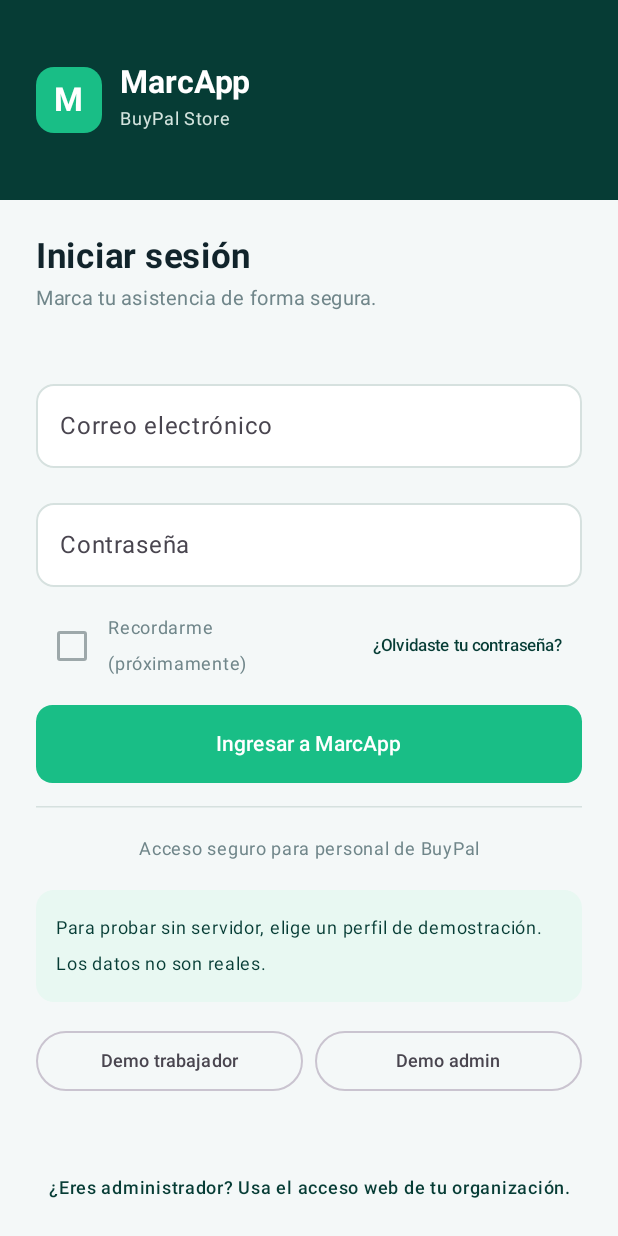
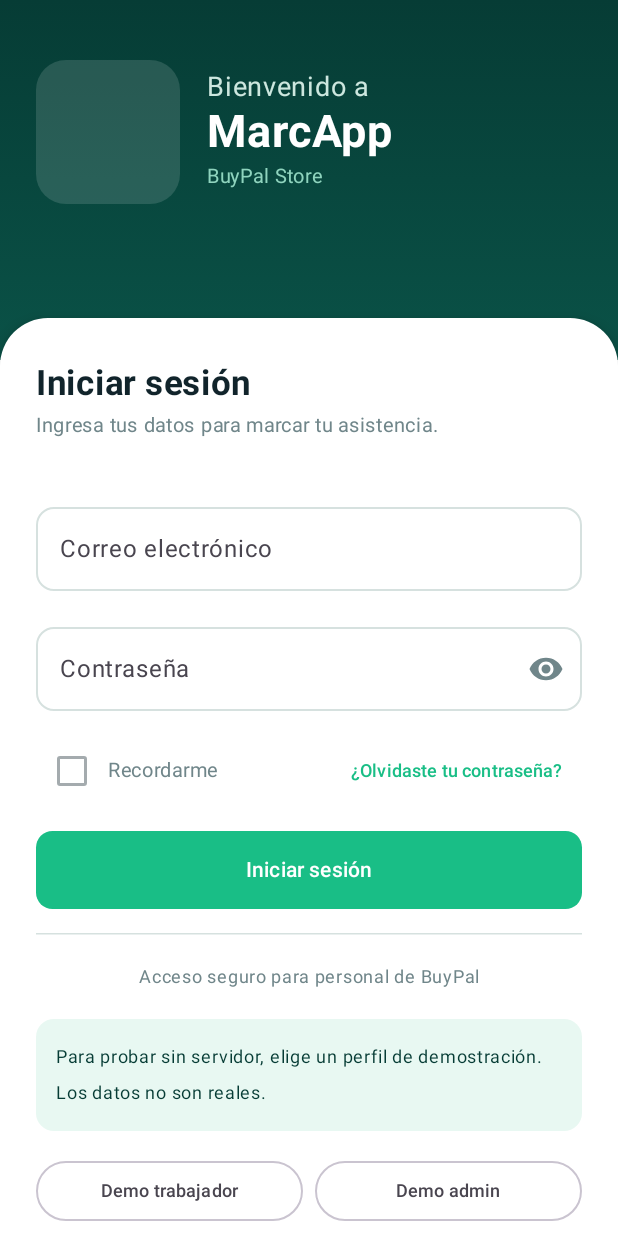
Before and after one commit to YazidChahua/MarcApp, an Android app built with Jetpack Compose: the screen it shows after launch (MainActivity), on a phone screen of 412 x 824 dp. Run offline under Robolectric (Android 15) with nearby library versions, the phone set to English and light mode, and no system bars.

Commit message:
Update LoginScreen.kt

```diff
--- a/app/src/main/java/com/marcapp/app/feature/auth/LoginScreen.kt
+++ b/app/src/main/java/com/marcapp/app/feature/auth/LoginScreen.kt
@@ -6,15 +6,20 @@ import androidx.compose.foundation.rememberScrollState
 import androidx.compose.foundation.shape.RoundedCornerShape
 import androidx.compose.foundation.text.KeyboardOptions
 import androidx.compose.foundation.verticalScroll
+import androidx.compose.material.icons.Icons
+import androidx.compose.material.icons.filled.Visibility
+import androidx.compose.material.icons.filled.VisibilityOff
 import androidx.compose.material3.*
 import androidx.compose.runtime.*
 import androidx.compose.runtime.saveable.rememberSaveable
 import androidx.compose.ui.Alignment
 import androidx.compose.ui.Modifier
+import androidx.compose.ui.graphics.Brush
 import androidx.compose.ui.graphics.Color
 import androidx.compose.ui.text.font.FontWeight
 import androidx.compose.ui.text.input.KeyboardType
 import androidx.compose.ui.text.input.PasswordVisualTransformation
+import androidx.compose.ui.text.input.VisualTransformation
 import androidx.compose.ui.text.style.TextAlign
 import androidx.compose.ui.tooling.preview.Preview
 import androidx.compose.ui.unit.dp
@@ -31,50 +36,160 @@ fun LoginScreen(
 ) {
     var correo by rememberSaveable { mutableStateOf("") }
     var clave by rememberSaveable { mutableStateOf("") }
+    var verClave by rememberSaveable { mutableStateOf(false) }
     var recordar by rememberSaveable { mutableStateOf(false) }
     var recuperar by rememberSaveable { mutableStateOf(false) }
 
-    Column(Modifier.fillMaxSize().background(MarcAppColors.Fondo).verticalScroll(rememberScrollState())) {
-        Row(Modifier.fillMaxWidth().height(133.dp).background(MarcAppColors.VerdeOscuro)
-            .padding(24.dp), verticalAlignment = Alignment.CenterVertically) {
-            // Lugar reservado para el logo definitivo de MarcApp.
-            Box(Modifier.size(44.dp).background(MarcAppColors.VerdeAccion, RoundedCornerShape(12.dp)),
-                contentAlignment = Alignment.Center) {
-                Text("M", color = Color.White, fontWeight = FontWeight.Bold, fontSize = 22.sp)
-            }
-            Spacer(Modifier.width(12.dp))
+    Column(
+        Modifier
+            .fillMaxSize()
+            .background(MarcAppColors.Fondo)
+            .verticalScroll(rememberScrollState())
+    ) {
+        // ----------------------------------------------------------------
+        // CABECERA (zona superior tipo "hero").
+        // Aquí irá la imagen de bienvenida más adelante: el recuadro de la
+        // izquierda está reservado y vacío a propósito. Cuando Luis decida
+        // qué foto poner, se reemplaza el Box "RESERVADO PARA IMAGEN".
+        // ----------------------------------------------------------------
+        Box(
+            Modifier
+                .fillMaxWidth()
+                .height(240.dp)
+                .background(
+                    Brush.verticalGradient(
+                        listOf(MarcAppColors.VerdeOscuro, Color(0xFF0A5247))
+                    )
+                )
+        ) {
+            Row(
+                Modifier
+                    .fillMaxWidth()
+                    .padding(start = 24.dp, end = 24.dp, top = 40.dp),
+                verticalAlignment = Alignment.CenterVertically
+            ) {
+                // --- RESERVADO PARA IMAGEN (por ahora vacío) ---
+                Box(
+                    Modifier
+                        .size(96.dp)
+                        .background(Color(0x22FFFFFF), RoundedCornerShape(20.dp))
+                )
+                Spacer(Modifier.width(18.dp))
                 Column {
-                Text("MarcApp", color = Color.White, fontSize = 21.sp, fontWeight = FontWeight.Bold)
-                Text("BuyPal Store", color = Color(0xFFD3E4DE), fontSize = 12.sp)
+                    Text("Bienvenido a", color = Color(0xFFCDE7DF), fontSize = 18.sp)
+                    Text(
+                        "MarcApp",
+                        color = Color.White,
+                        fontSize = 30.sp,
+                        fontWeight = FontWeight.Bold
+                    )
+                    Text("BuyPal Store", color = Color(0xFF8FD4BE), fontSize = 13.sp)
                 }
             }
-        Column(Modifier.fillMaxWidth().padding(24.dp), verticalArrangement = Arrangement.spacedBy(15.dp)) {
-            TituloSeccion(if (recuperar) "Recuperar contraseña" else "Iniciar sesión",
-                if (recuperar) "La recuperación estará disponible al integrar el servicio de correo." else "Marca tu asistencia de forma segura.")
-            Spacer(Modifier.height(6.dp))
+        }
+
+        // ----------------------------------------------------------------
+        // TARJETA DE CONTENIDO (se superpone a la cabecera con esquinas
+        // superiores redondeadas, como en el modelo de referencia).
+        // ----------------------------------------------------------------
+        Surface(
+            modifier = Modifier
+                .fillMaxWidth()
+                .offset(y = (-28).dp),
+            color = Color.White,
+            shape = RoundedCornerShape(topStart = 32.dp, topEnd = 32.dp),
+            shadowElevation = 6.dp
+        ) {
+            Column(
+                Modifier
+                    .fillMaxWidth()
+                    .padding(start = 24.dp, end = 24.dp, top = 30.dp, bottom = 28.dp),
+                verticalArrangement = Arrangement.spacedBy(16.dp)
+            ) {
+                TituloSeccion(
+                    if (recuperar) "Recuperar contraseña" else "Iniciar sesión",
+                    if (recuperar) "La recuperación estará disponible al integrar el servicio de correo."
+                    else "Ingresa tus datos para marcar tu asistencia."
+                )
+                Spacer(Modifier.height(2.dp))
+
                 CampoTexto("Correo electrónico", correo, { correo = it })
+
                 if (!recuperar) {
-                OutlinedTextField(value = clave, onValueChange = { clave = it },
-                    label = { Text("Contraseña") }, modifier = Modifier.fillMaxWidth(), singleLine = true,
-                    visualTransformation = PasswordVisualTransformation(),
+                    // --- Contraseña con ojito para mostrar / ocultar ---
+                    OutlinedTextField(
+                        value = clave,
+                        onValueChange = { clave = it },
+                        label = { Text("Contraseña") },
+                        modifier = Modifier.fillMaxWidth(),
+                        singleLine = true,
+                        visualTransformation = if (verClave) VisualTransformation.None
+                        else PasswordVisualTransformation(),
                         keyboardOptions = KeyboardOptions(keyboardType = KeyboardType.Password),
                         shape = RoundedCornerShape(12.dp),
-                    colors = OutlinedTextFieldDefaults.colors(focusedBorderColor = MarcAppColors.VerdeAccion,
+                        trailingIcon = {
+                            IconButton(onClick = { verClave = !verClave }) {
+                                Icon(
+                                    imageVector = if (verClave) Icons.Default.VisibilityOff
+                                    else Icons.Default.Visibility,
+                                    contentDescription = if (verClave) "Ocultar contraseña"
+                                    else "Mostrar contraseña",
+                                    tint = MarcAppColors.Secundario
+                                )
+                            }
+                        },
+                        colors = OutlinedTextFieldDefaults.colors(
+                            focusedBorderColor = MarcAppColors.VerdeAccion,
                             unfocusedBorderColor = MarcAppColors.Borde,
-                        focusedContainerColor = Color.White, unfocusedContainerColor = Color.White))
+                            focusedContainerColor = Color.White,
+                            unfocusedContainerColor = Color.White
+                        )
+                    )
+
+                    // --- Recuérdame + ¿Olvidaste tu contraseña? ---
                     Row(verticalAlignment = Alignment.CenterVertically) {
-                    Checkbox(checked = recordar, onCheckedChange = { recordar = it }, enabled = false,
-                        colors = CheckboxDefaults.colors(checkedColor = MarcAppColors.VerdeAccion))
-                    Text("Recordarme (próximamente)", Modifier.weight(1f), fontSize = 12.sp, color = MarcAppColors.Secundario)
-                    TextButton(onClick = { recuperar = true }) { Text("¿Olvidaste tu contraseña?", fontSize = 11.sp) }
+                        Checkbox(
+                            checked = recordar,
+                            onCheckedChange = { recordar = it },
+                            enabled = false,
+                            colors = CheckboxDefaults.colors(checkedColor = MarcAppColors.VerdeAccion)
+                        )
+                        Text(
+                            "Recordarme",
+                            Modifier.weight(1f),
+                            fontSize = 13.sp,
+                            color = MarcAppColors.Secundario
+                        )
+                        TextButton(onClick = { recuperar = true }) {
+                            Text(
+                                "¿Olvidaste tu contraseña?",
+                                fontSize = 12.sp,
+                                color = MarcAppColors.VerdeAccion,
+                                fontWeight = FontWeight.SemiBold
+                            )
                         }
+                    }
+
                     if (estado.error != null) Aviso(estado.error, true)
-                BotonPrincipal("Ingresar a MarcApp", { onLogin(correo, clave) },
-                    Modifier.fillMaxWidth(), habilitado = !estado.cargando)
+
+                    BotonPrincipal(
+                        "Iniciar sesión",
+                        { onLogin(correo, clave) },
+                        Modifier.fillMaxWidth(),
+                        habilitado = !estado.cargando
+                    )
                     if (estado.cargando) LinearProgressIndicator(Modifier.fillMaxWidth())
+
                     Separador()
-                Text("Acceso seguro para personal de BuyPal", Modifier.fillMaxWidth(),
-                    textAlign = TextAlign.Center, fontSize = 12.sp, color = MarcAppColors.Secundario)
+
+                    Text(
+                        "Acceso seguro para personal de BuyPal",
+                        Modifier.fillMaxWidth(),
+                        textAlign = TextAlign.Center,
+                        fontSize = 12.sp,
+                        color = MarcAppColors.Secundario
+                    )
+
                     Aviso("Para probar sin servidor, elige un perfil de demostración. Los datos no son reales.")
                     Row(horizontalArrangement = Arrangement.spacedBy(8.dp)) {
                         OutlinedButton(onClick = { onDemo(Rol.TRABAJADOR) }, modifier = Modifier.weight(1f)) {
@@ -84,13 +199,10 @@ fun LoginScreen(
                             Text("Demo admin", fontSize = 12.sp)
                         }
                     }
-                Spacer(Modifier.height(18.dp))
-                Text("¿Eres administrador? Usa el acceso web de tu organización.",
-                    Modifier.fillMaxWidth(), color = MarcAppColors.VerdeOscuro,
-                    fontWeight = FontWeight.Medium, textAlign = TextAlign.Center, fontSize = 12.sp)
                 } else {
                     Aviso("RF03–RF04: el backend actual no ofrece endpoints de recuperación/restablecimiento.", true)
                     OutlinedButton(onClick = { recuperar = false }) { Text("Volver al inicio de sesión") }
+                }
             }
         }
     }
```
Lines whose indentation alone changed are shown as unchanged.
